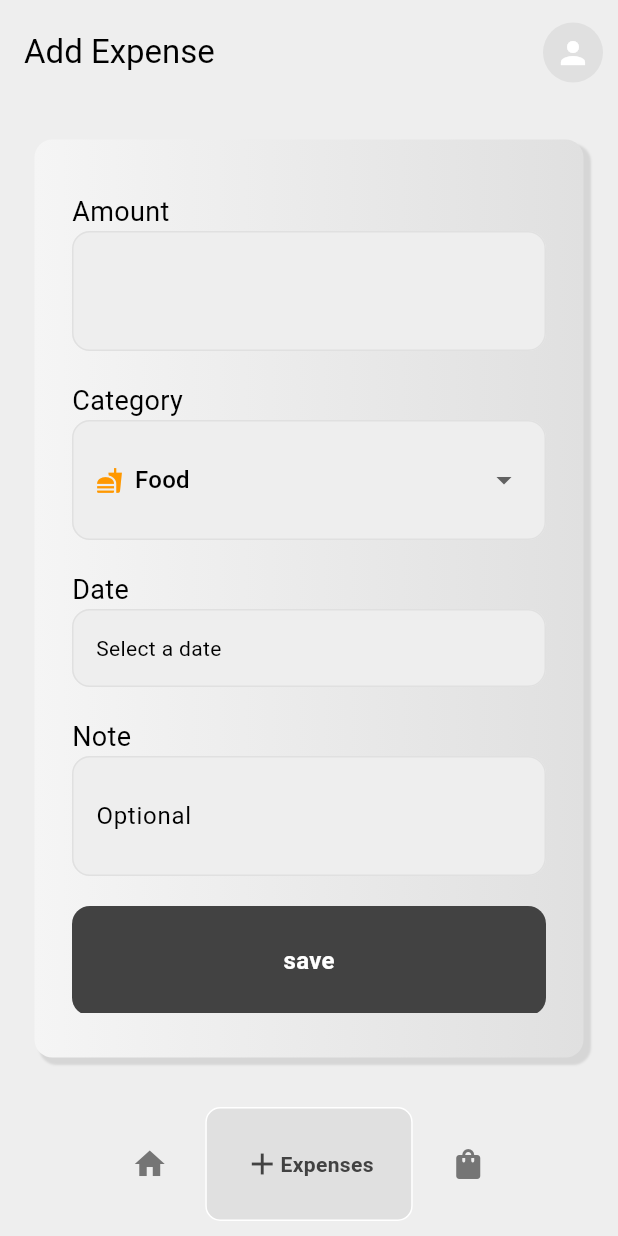
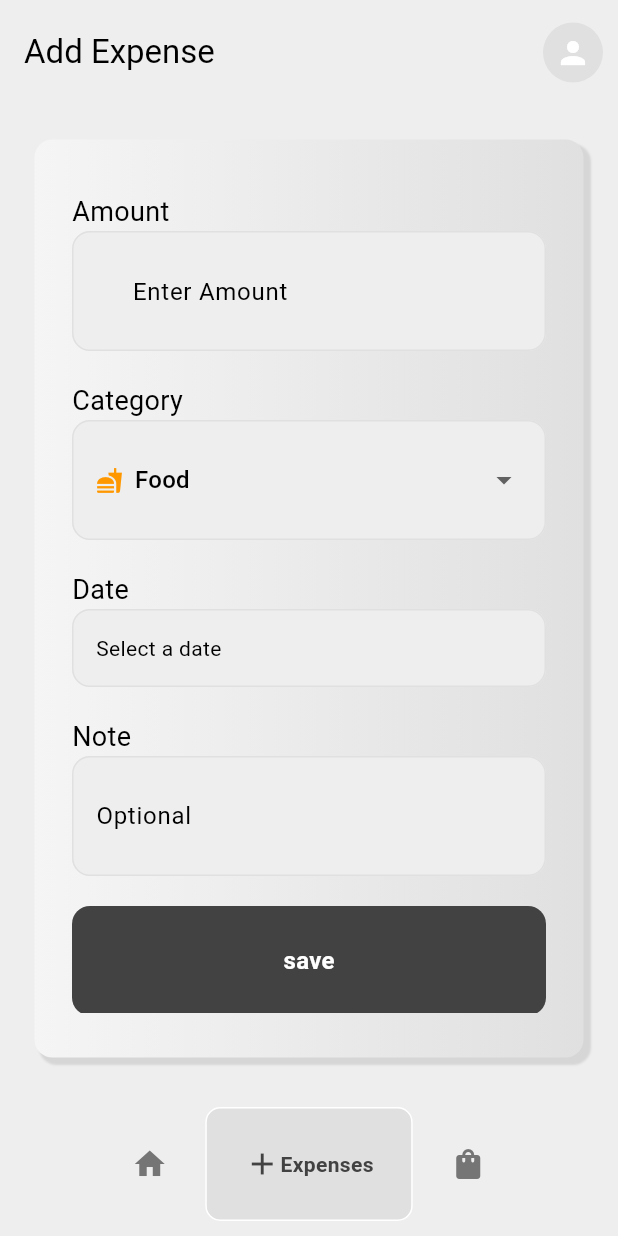
Before and after one commit to nuel232/Expense-tracker, a Flutter app: the screen it shows after launch, item 2 of the bottom bar chosen, on a phone screen of 412 x 824 dp. Run offline on Flutter 3.47's test engine with Material 3 defaults, Android fonts, the phone set to English and light mode, and no system bars; drawn by our look-alikes of google_nav_bar; our stand-ins replace font_awesome_flutter, hive, hive_flutter; accounts and stored records are empty; generated files the repository leaves out were written again.

Commit message:
Add ExpenseDatabase for managing expenses, integrate Hive for local storage, and update UI components for expense entry and display

```diff
--- a/lib/components/my_dropdown_menu.dart
+++ b/lib/components/my_dropdown_menu.dart
@@ -3,14 +3,15 @@ import 'package:expense_tracker/models/category.dart';
 import 'package:flutter/material.dart';
 
 class MyDropdownMenu extends StatefulWidget {
-  const MyDropdownMenu({super.key});
+  final ValueChanged<Category?> onCategorySelected;
+  const MyDropdownMenu({super.key, required this.onCategorySelected});
 
   @override
   State<MyDropdownMenu> createState() => _MyDropdownMenuState();
 }
 
 class _MyDropdownMenuState extends State<MyDropdownMenu> {
-  Category? _selectedCategory = Category.food;
+  Category? selectedCategory = Category.food;
 
   @override
   Widget build(BuildContext context) {
@@ -19,7 +20,7 @@ class _MyDropdownMenuState extends State<MyDropdownMenu> {
         MyInputWrapper(
           child: DropdownButtonHideUnderline(
             child: DropdownButton<Category>(
-              value: _selectedCategory,
+              value: selectedCategory,
               isExpanded: true,
               items: Category.values.map((c) {
                 return DropdownMenuItem(
@@ -33,7 +34,10 @@ class _MyDropdownMenuState extends State<MyDropdownMenu> {
                   ),
                 );
               }).toList(),
-              onChanged: (c) => setState(() => _selectedCategory = c),
+              onChanged: (c) {
+                setState(() => selectedCategory = c);
+                widget.onCategorySelected(c);
+              },
             ),
           ),
         ),
--- a/lib/components/my_textfield.dart
+++ b/lib/components/my_textfield.dart
@@ -1,27 +1,44 @@
 import 'package:expense_tracker/components/my_input_wapper.dart';
 import 'package:flutter/material.dart';
+import 'package:flutter/services.dart';
 
 class MyTextfield extends StatelessWidget {
   final TextEditingController controller;
   final String? hintText;
   final TextInputType? keyboardType;
+  final String? prefixText;
+  final TextStyle? style;
+  final List<TextInputFormatter>? inputFormatters;
 
   const MyTextfield({
     super.key,
     required this.controller,
     this.hintText,
     this.keyboardType,
+    this.prefixText,
+    this.style,
+    this.inputFormatters,
   });
 
   @override
   Widget build(BuildContext context) {
     return MyInputWrapper(
       child: TextField(
+        style: style,
         controller: controller,
         keyboardType: keyboardType,
+        inputFormatters: inputFormatters,
 
         decoration: InputDecoration(
-          hintText: hintText, // 👈 stays as hint
+          prefixText: prefixText,
+          prefixStyle: TextStyle(
+            color: Colors.black,
+            fontWeight: FontWeight.bold,
+            fontSize: 18,
+          ),
+          hintText: hintText,
+          hintStyle: TextStyle(fontSize: 16, fontWeight: FontWeight.normal),
+
           border: InputBorder.none,
         ),
       ),
--- /dev/null
+++ b/lib/database/expense_database.dart
@@ -0,0 +1,35 @@
+import 'package:expense_tracker/models/category.dart';
+import 'package:expense_tracker/models/expense_details.dart';
+import 'package:flutter/material.dart';
+import 'package:hive_flutter/hive_flutter.dart';
+
+class ExpenseDatabase extends ChangeNotifier {
+  static late Box<ExpenseDetails> _expenseBox;
+
+  static Future<void> initialize() async {
+    await Hive.initFlutter();
+    Hive.registerAdapter(ExpenseDetailsAdapter());
+    Hive.registerAdapter(CategoryAdapter());
+    _expenseBox = await Hive.openBox<ExpenseDetails>('Expense');
+  }
+
+  //Get current Expenses
+  List<ExpenseDetails> get currentExpenses => _expenseBox.values.toList();
+
+  //Create
+  Future<void> addExpenses(ExpenseDetails expense) async {
+    await _expenseBox.add(expense);
+    notifyListeners();
+  }
+
+  //Delete
+  Future<void> deleteExpenses(int index) async {
+    await _expenseBox.deleteAt(index);
+    notifyListeners();
+  }
+
+  //helper to get note index
+  int getNoteIndex(ExpenseDetails expense) {
+    return _expenseBox.values.toList().indexOf(expense);
+  }
+}
--- a/lib/models/category.dart
+++ b/lib/models/category.dart
@@ -1,14 +1,26 @@
 import 'package:flutter/material.dart';
 import 'package:font_awesome_flutter/font_awesome_flutter.dart';
+import 'package:hive/hive.dart';
 
+part 'category.g.dart';
+
+@HiveType(typeId: 1)
 enum Category {
+  @HiveField(0)
   food,
+  @HiveField(1)
   bills,
+  @HiveField(2)
   transport,
+  @HiveField(3)
   shopping,
+  @HiveField(4)
   entertainment,
+  @HiveField(5)
   health,
+  @HiveField(6)
   income,
+  @HiveField(7)
   other,
 }
 
--- a/lib/models/expense_details.dart
+++ b/lib/models/expense_details.dart
@@ -1,10 +1,21 @@
 import 'package:expense_tracker/models/category.dart';
+import 'package:hive/hive.dart';
 
-class ExpenseDetails {
-  final double amount;
-  final Category category;
-  final String? note;
-  final DateTime date;
+part 'expense_details.g.dart'; // 👈 required for Hive generator
+
+@HiveType(typeId: 0)
+class ExpenseDetails extends HiveObject {
+  @HiveField(0)
+  double amount;
+
+  @HiveField(1)
+  Category category;
+
+  @HiveField(2)
+  String? note;
+
+  @HiveField(3)
+  DateTime date;
 
   ExpenseDetails({
     required this.amount,
--- a/lib/pages/expense_page.dart
+++ b/lib/pages/expense_page.dart
@@ -1,8 +1,14 @@
 import 'package:expense_tracker/components/my_date_picker_field.dart';
 import 'package:expense_tracker/components/my_dropdown_menu.dart';
+import 'package:expense_tracker/models/category.dart' as model;
+
 import 'package:expense_tracker/components/my_textfield.dart';
+import 'package:expense_tracker/database/expense_database.dart';
+import 'package:expense_tracker/models/expense_details.dart';
 import 'package:expense_tracker/pages/profile_page.dart';
+import 'package:expense_tracker/util/thousands_separator_input_formatter.dart';
 import 'package:flutter/material.dart';
+import 'package:provider/provider.dart';
 
 class ExpensePage extends StatefulWidget {
   ExpensePage({super.key});
@@ -15,6 +21,9 @@ class _ExpensePageState extends State<ExpensePage> {
   TextEditingController amountController = TextEditingController();
 
   TextEditingController noteController = TextEditingController();
+
+  model.Category? selectedCategory;
+  DateTime? selectedDate;
 
   @override
   Widget build(BuildContext context) {
@@ -81,17 +90,29 @@ class _ExpensePageState extends State<ExpensePage> {
                     MyTextfield(
                       controller: amountController,
                       keyboardType: TextInputType.number,
+                      prefixText: '₦  ',
+                      inputFormatters: [ThousandsSeparatorInputFormatter()],
+                      style: TextStyle(
+                        color: Colors.black,
+                        fontWeight: FontWeight.bold,
+                        fontSize: 18,
+                      ),
+                      hintText: 'Enter Amount',
                     ),
                     SizedBox(height: 20),
 
                     Text('Category', style: TextStyle(fontSize: 18)),
-                    MyDropdownMenu(),
+                    MyDropdownMenu(
+                      onCategorySelected: (c) {
+                        selectedCategory = c;
+                      },
+                    ),
                     SizedBox(height: 20),
 
                     Text('Date', style: TextStyle(fontSize: 18)),
                     MyDatePickerField(
                       onDateSelected: (date) {
-                        print("Picked date: $date");
+                        selectedDate = date;
                       },
                     ),
                     SizedBox(height: 20),
@@ -104,7 +125,35 @@ class _ExpensePageState extends State<ExpensePage> {
 
                     SizedBox(height: 20),
 
-                    Container(
+                    GestureDetector(
+                      onTap: () {
+                        if (amountController.text.isEmpty ||
+                            selectedCategory == null) {
+                          ScaffoldMessenger.of(context).showSnackBar(
+                            SnackBar(
+                              content: Text('Amount and Category are required'),
+                            ),
+                          );
+                          return;
+                        }
+                        String rawAmount = amountController.text
+                            .replaceAll('₦', '')
+                            .replaceAll(',', '')
+                            .trim();
+                        final expense = ExpenseDetails(
+                          amount: double.tryParse(rawAmount) ?? 0,
+                          category: selectedCategory!,
+                          date: selectedDate ?? DateTime.now(),
+                          note: noteController.text,
+                        );
+
+                        //add to database
+                        context.read<ExpenseDatabase>().addExpenses(expense);
+
+                        amountController.clear();
+                        noteController.clear();
+                      },
+                      child: Container(
                         decoration: BoxDecoration(
                           color: Colors.grey.shade800,
                           borderRadius: BorderRadius.circular(12),
@@ -123,6 +172,7 @@ class _ExpensePageState extends State<ExpensePage> {
                           ),
                         ),
                       ),
+                    ),
                   ],
                 ),
               ),
--- /dev/null
+++ b/lib/util/thousands_separator_input_formatter.dart
@@ -0,0 +1,30 @@
+import 'package:flutter/services.dart';
+import 'package:intl/intl.dart';
+
+class ThousandsSeparatorInputFormatter extends TextInputFormatter {
+  final NumberFormat _formatter = NumberFormat.decimalPattern(); // adds commas
+
+  @override
+  TextEditingValue formatEditUpdate(
+    TextEditingValue oldValue,
+    TextEditingValue newValue,
+  ) {
+    if (newValue.text.isEmpty) {
+      return newValue;
+    }
+
+    // Remove existing commas
+    String cleaned = newValue.text.replaceAll(',', '');
+
+    // Parse as number
+    final number = int.tryParse(cleaned);
+    if (number == null) return oldValue;
+
+    final newString = _formatter.format(number);
+
+    return TextEditingValue(
+      text: newString,
+      selection: TextSelection.collapsed(offset: newString.length),
+    );
+  }
+}
--- a/pubspec.yaml
+++ b/pubspec.yaml
@@ -42,6 +42,7 @@ dependencies:
   font_awesome_flutter: ^10.10.0
   dev: ^1.0.0
   fl_chart: ^1.1.1
+  intl: ^0.19.0
 
 dev_dependencies:
   flutter_test:
```
Also changed, not shown: lib/main.dart (+9 -2 lines), lib/pages/dashboard_page.dart (+26 -21 lines), pubspec.lock, 1 other file. Lines whose indentation alone changed are shown as unchanged.
